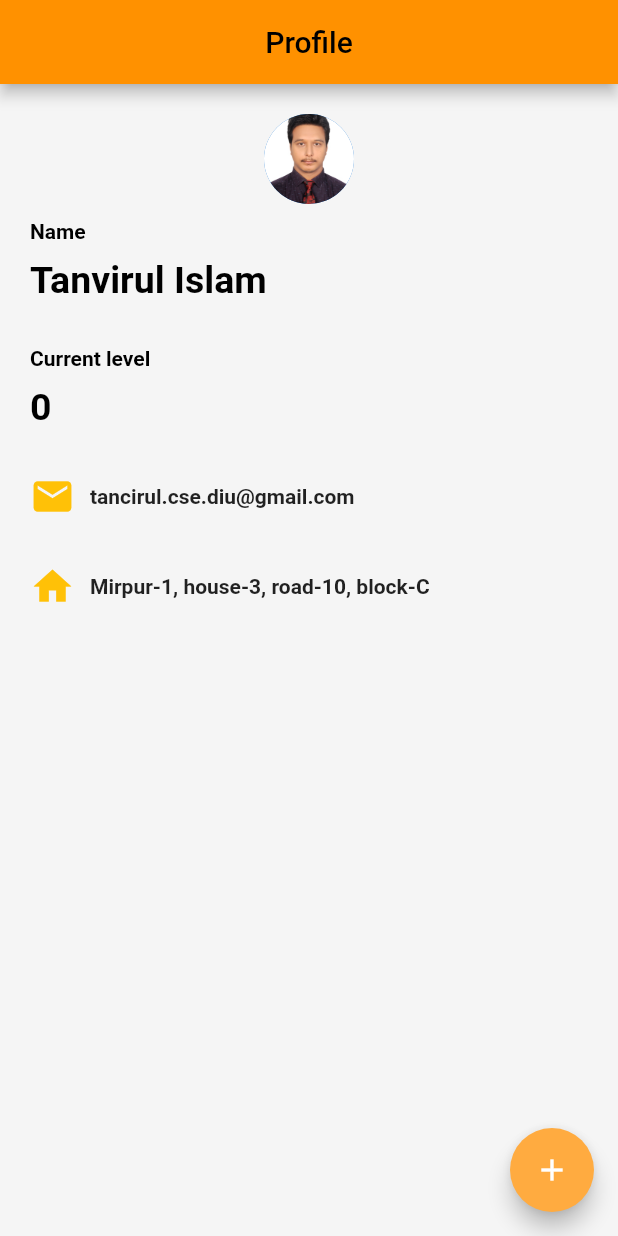
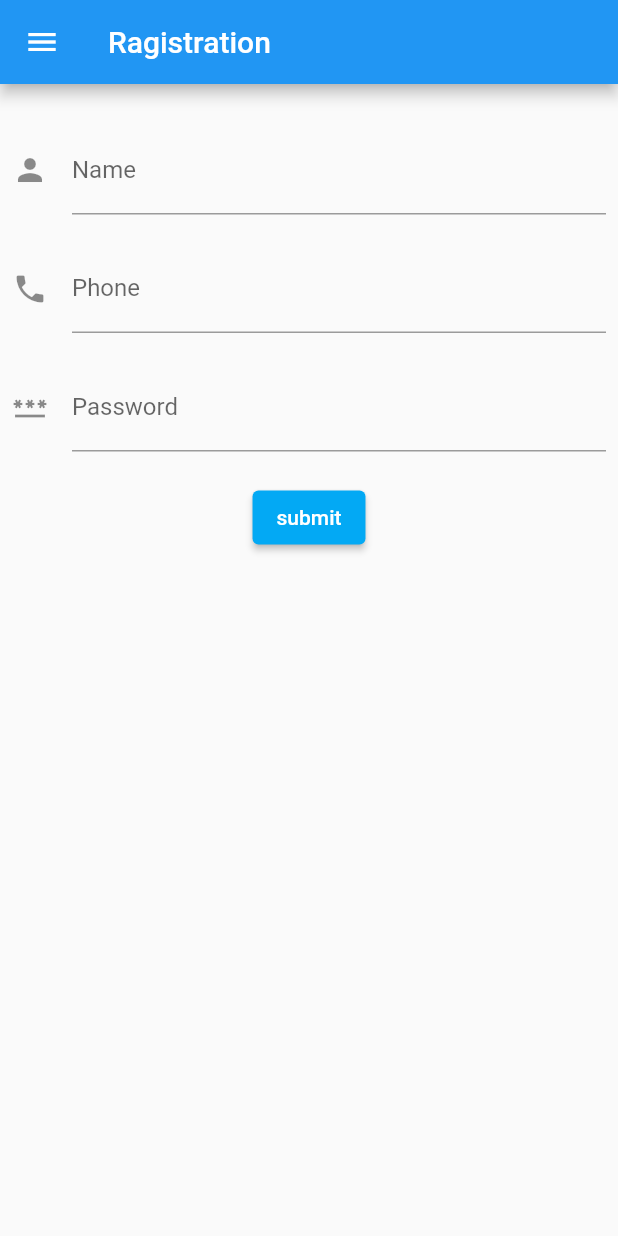
Before and after one commit to tanvirulislam/newflutter, a Flutter app: the screen it shows after launch, on a phone screen of 412 x 824 dp. Run offline on Flutter 3.47's test engine with Material 2 defaults, Android fonts, the phone set to English and light mode, and no system bars.

Commit message:
registration page design

```diff
--- a/lib/main.dart
+++ b/lib/main.dart
@@ -1,7 +1,8 @@
 import 'package:flutter/material.dart';
+import 'package:test/registration.dart';
 
 void main() {
-  runApp(MaterialApp(debugShowCheckedModeBanner: false, home: NewApp()));
+  runApp(MaterialApp(debugShowCheckedModeBanner: false, home: Registration()));
 }
 
 class NewApp extends StatefulWidget {
@@ -10,7 +11,7 @@ class NewApp extends StatefulWidget {
 }
 
 class _NewAppState extends State<NewApp> {
-  int My_level = 0;
+  int myLevel = 0;
   @override
   Widget build(BuildContext context) {
     return Scaffold(
@@ -28,7 +29,7 @@ class _NewAppState extends State<NewApp> {
       floatingActionButton: FloatingActionButton(
         onPressed: () {
           setState(() {
-            My_level += 1;
+            myLevel += 1;
           });
         },
         child: Icon(Icons.add),
@@ -72,7 +73,7 @@ class _NewAppState extends State<NewApp> {
             ),
             SizedBox(height: 10),
             Text(
-              '$My_level',
+              '$myLevel',
               style: TextStyle(
                 color: Colors.black,
                 fontWeight: FontWeight.bold,
--- /dev/null
+++ b/lib/registration.dart
@@ -0,0 +1,89 @@
+import 'package:flutter/material.dart';
+import 'package:test/main.dart';
+
+void main() {
+  runApp(MaterialApp(debugShowCheckedModeBanner: false, home: Registration()));
+}
+
+class Registration extends StatelessWidget {
+  @override
+  Widget build(BuildContext context) {
+    return Scaffold(
+      appBar: AppBar(
+        title: Text('Ragistration'),
+      ),
+      drawer: Drawer(
+        child: Row(
+          children: [
+
+            ElevatedButton(
+          style: ElevatedButton.styleFrom(primary: Colors.lightBlue),
+          onPressed: () {
+            Navigator.push(
+              context,
+              MaterialPageRoute(builder: (context) => NewApp()),
+            );
+          },
+          child: Text('submit'),
+        ),
+          ],
+        ),
+      ),
+      body: Center(
+        child: Form(
+          child: Padding(
+            padding: const EdgeInsets.all(8.0),
+            child: Column(
+              children: [
+                SizedBox(
+                  height: 20,
+                ),
+                TextFormField(
+                    decoration: const InputDecoration(
+                      icon: const Icon(Icons.person),
+                      hintText: 'Enter your name',
+                      labelText: 'Name',
+                    ),
+                    onChanged: (val) {}),
+                SizedBox(
+                  height: 20,
+                ),
+                TextFormField(
+                    decoration: const InputDecoration(
+                      icon: const Icon(Icons.phone),
+                      hintText: 'Enter a phone number',
+                      labelText: 'Phone',
+                    ),
+                    onChanged: (val) {}),
+                SizedBox(
+                  height: 20,
+                ),
+                TextFormField(
+                    decoration: const InputDecoration(
+                      icon: const Icon(Icons.password),
+                      hintText: 'Enter a password',
+                      labelText: 'Password',
+                    ),
+                    obscureText: true,
+                    onChanged: (val) {}),
+                SizedBox(
+                  height: 20,
+                ),
+                ElevatedButton(
+                  style: ElevatedButton.styleFrom(primary: Colors.lightBlue),
+                  onPressed: () {
+                    Navigator.push(
+                      context,
+                      MaterialPageRoute(builder: (context) => NewApp()),
+                    );
+                  },
+                  child: Text('submit'),
+                )
+              ],
+            ),
+          ),
+        ),
+      ),
+    );
+  }
+}
```
